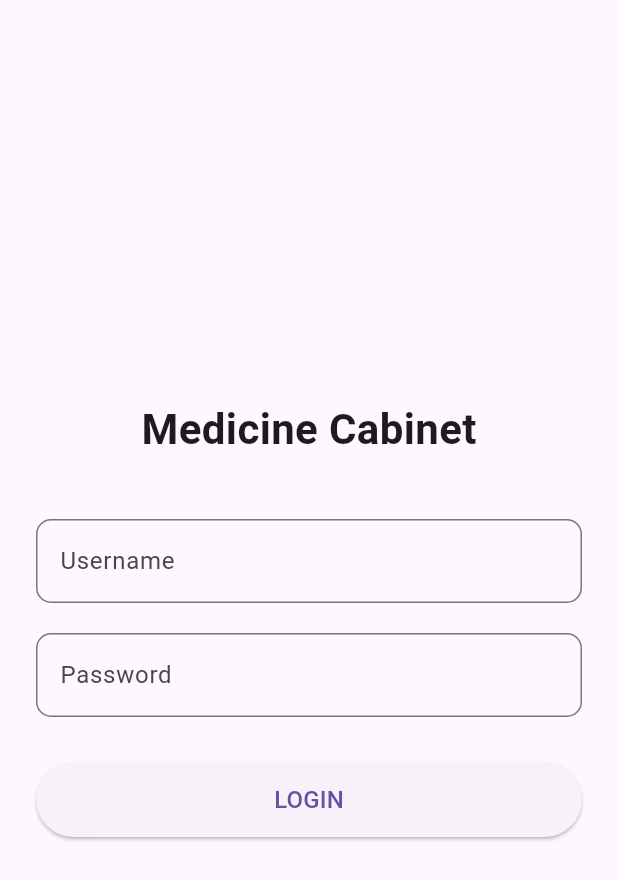
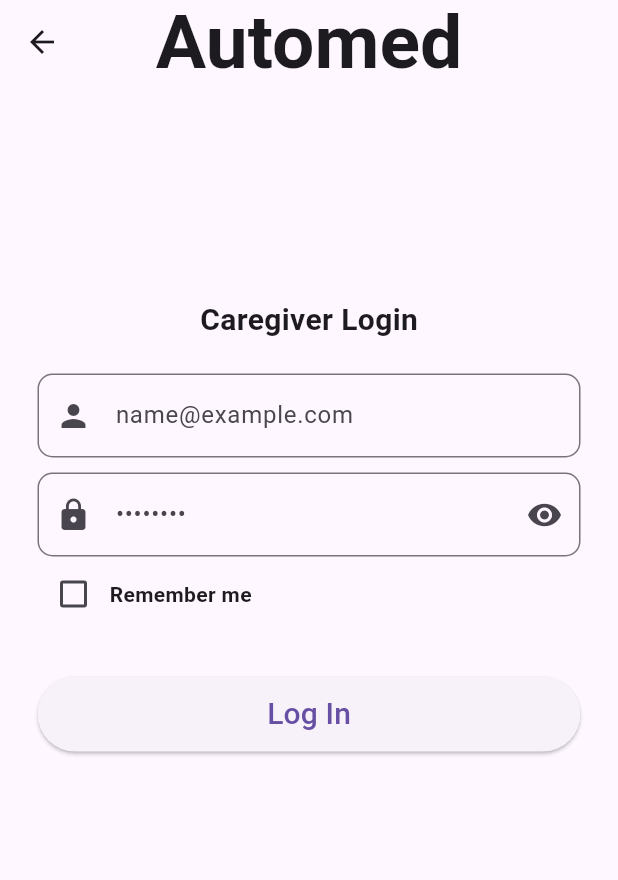
Before and after one commit to Kenthehe/cpsoft1l-smart-environment-PrimTech, a Flutter app: the LoginPage screen opened directly, on a phone screen of 412 x 824 dp. Shown: the top 880 px of the screen. Run offline on Flutter 3.47's test engine with Material 3 defaults, Android fonts, the phone set to English and light mode, and no system bars; our stand-ins replace supabase_flutter; accounts and stored records are empty.

Commit message:
Updated frontend and initialize supabase

```diff
--- /dev/null
+++ b/frontend/lib/login_screen/login.dart
@@ -0,0 +1,121 @@
+import 'package:flutter/material.dart';
+
+class LoginPage extends StatefulWidget {
+  const new({super.key});
+
+  @override
+  State<LoginPage> createState() => _LoginPageState();
+}
+
+class _LoginPageState extends State<LoginPage> {
+  bool rememberMe = false;
+  bool _obscurePassword = true;
+
+  @override
+  Widget build(BuildContext context) {
+    return Scaffold(
+      appBar: AppBar(
+        //TOP_TITLE
+        title: const Text(
+          'Automed',
+          style: TextStyle(fontWeight: FontWeight.bold, fontSize: 50),
+        ),
+        centerTitle: true,
+      ),
+      extendBodyBehindAppBar: true,
+      body: Padding(
+        padding: const EdgeInsets.fromLTRB(25, 0, 25, 0),
+        child: SizedBox(
+          height: 700,
+          child: Column(
+            mainAxisAlignment: MainAxisAlignment.center,
+            //Caregiver_Login
+            children: <Widget>[
+              SizedBox(
+                height: 50,
+                child: Text(
+                  'Caregiver Login',
+                  style: TextStyle(fontSize: 20, fontWeight: FontWeight.bold),
+                ),
+              ),
+              //USERNAME
+              Column(
+                children: [
+                  //USERNAME
+                  TextField(
+                    decoration: InputDecoration(
+                      labelText: 'name@example.com',
+                      hintText: 'Enter your Username',
+                      prefixIcon: Icon(Icons.person),
+                      border: OutlineInputBorder(
+                        borderRadius: BorderRadius.circular(10),
+                      ),
+                    ),
+                  ),
+                  SizedBox(height: 10),
+                  //PASSWORD
+                  TextField(
+                    obscureText: _obscurePassword,
+                    decoration: InputDecoration(
+                      labelText: '••••••••',
+                      hintText: 'Enter your Password',
+                      suffixIcon: IconButton(
+                        icon: Icon(
+                          _obscurePassword
+                              ? Icons.visibility
+                              : Icons.visibility_off,
+                        ),
+                        onPressed: () {
+                          setState(() {
+                            _obscurePassword = !_obscurePassword;
+                          });
+                        },
+                      ),
+                      prefixIcon: Icon(Icons.lock),
+                      border: OutlineInputBorder(
+                        borderRadius: BorderRadius.circular(10),
+                      ),
+                    ),
+                  ),
+                  SizedBox(
+                    height: 50,
+                    child: Row(
+                      children: [
+                        Checkbox(
+                          value: rememberMe,
+                          onChanged: (value) {
+                            setState(() {
+                              rememberMe = value!;
+                            });
+                          },
+                        ),
+                        Text(
+                          'Remember me',
+                          style: TextStyle(fontWeight: FontWeight.bold),
+                        ),
+                      ],
+                    ),
+                  ),
+                  SizedBox(height: 30),
+                  SizedBox(
+                    width: double.infinity,
+                    height: 50,
+                    child: ElevatedButton(
+                      onPressed: () {
+                        Navigator.pushReplacementNamed(context, '/home');
+                      },
+                      child: const Text(
+                        'Log In',
+                        style: TextStyle(fontSize: 20),
+                      ),
+                    ),
+                  ),
+                ],
+              ),
+            ],
+          ),
+        ),
+      ),
+    );
+  }
+}
--- a/frontend/lib/main.dart
+++ b/frontend/lib/main.dart
@@ -1,6 +1,14 @@
 import 'package:flutter/material.dart';
+import 'package:supabase_flutter/supabase_flutter.dart';
 
-void main() {
+Future<void> main() async {
+  WidgetsFlutterBinding.ensureInitialized();
+
+  await Supabase.initialize(
+    url: 'https://jbfynfjfebsxbgfydhxj.supabase.co',
+    publishableKey: 'sb_publishable_F2c5GlA_qfxXRWTf6pXBXQ_ktWp05Cm',
+  );
+
   runApp(const MyApp());
 }
 
@@ -10,79 +18,7 @@ class MyApp extends StatelessWidget {
   @override
   Widget build(BuildContext context) {
     return MaterialApp(
-      debugShowCheckedModeBanner: false,
-      home: const LoginPage(),
+      home: Scaffold(body: Center(child: Text('Hello!'))),
     );
   }
 }
-
-class LoginPage extends StatelessWidget {
-  const LoginPage({super.key});
-
-  @override
-  Widget build(BuildContext context) {
-    return Scaffold(
-      body: SafeArea(
-        child: Padding(
-          padding: const EdgeInsets.all(24.0),
-          child: Column(
-            mainAxisAlignment: MainAxisAlignment.center,
-            children: [
-
-              // Title
-              const Text(
-                'Medicine Cabinet',
-                style: TextStyle(
-                  fontSize: 28,
-                  fontWeight: FontWeight.bold,
-                ),
-              ),
-
-              const SizedBox(height: 40),
-
-              // Username
-              TextField(
-                decoration: InputDecoration(
-                  labelText: 'Username',
-                  border: OutlineInputBorder(
-                    borderRadius: BorderRadius.circular(10),
-                  ),
-                ),
-              ),
-
-              const SizedBox(height: 20),
-
-              // Password
-              TextField(
-                obscureText: true,
-                decoration: InputDecoration(
-                  labelText: 'Password',
-                  border: OutlineInputBorder(
-                    borderRadius: BorderRadius.circular(10),
-                  ),
-                ),
-              ),
-
-              const SizedBox(height: 30),
-
-              // Login button
-              SizedBox(
-                width: double.infinity,
-                height: 50,
-                child: ElevatedButton(
-                  onPressed: () {
-                    print('Login button pressed');
-                  },
-                  child: const Text(
-                    'LOGIN',
-                    style: TextStyle(fontSize: 16),
-                  ),
-                ),
-              ),
-            ],
-          ),
-        ),
-      ),
-    );
-  }
-}
--- a/frontend/pubspec.yaml
+++ b/frontend/pubspec.yaml
@@ -34,6 +34,7 @@ dependencies:
   # The following adds the Cupertino Icons font to your application.
   # Use with the CupertinoIcons class for iOS style icons.
   cupertino_icons: ^1.0.8
+  supabase_flutter: ^2.17.2
 
 dev_dependencies:
   flutter_test:
```
Also changed, not shown: frontend/lib/login_screen/welcome.dart (added, +28 -0 lines), frontend/pubspec.lock, 5 other files.
